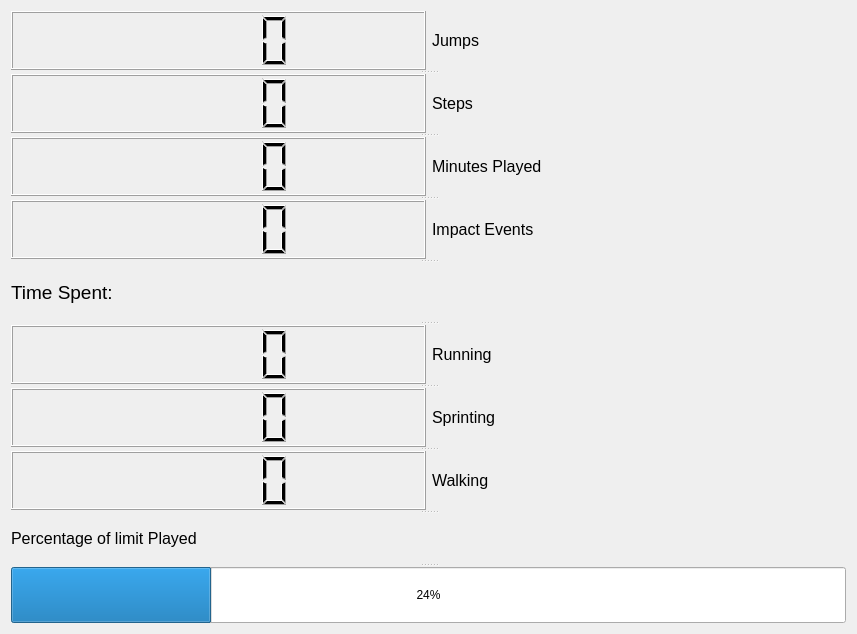
This is GUI/playerStats.ui in vasav123/LoadManager as Qt 5 draws it before an edit. The edited form follows.
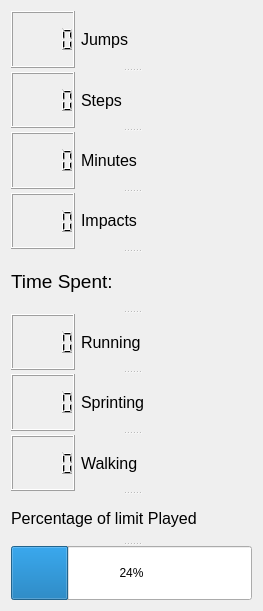
This is the edited form.

What changed in the file:
```diff
--- a/GUI/playerStats.ui
+++ b/GUI/playerStats.ui
@@ -6,8 +6,8 @@
    <rect>
     <x>0</x>
     <y>0</y>
-    <width>857</width>
-    <height>634</height>
+    <width>263</width>
+    <height>611</height>
    </rect>
   </property>
   <property name="sizePolicy">
@@ -28,7 +28,14 @@
      <widget class="QWidget" name="layoutWidget">
       <layout class="QHBoxLayout" name="horizontalLayout_7">
        <item>
-        <widget class="QLCDNumber" name="NumJumps"/>
+        <widget class="QLCDNumber" name="NumJumps">
+         <property name="sizePolicy">
+          <sizepolicy hsizetype="Maximum" vsizetype="Minimum">
+           <horstretch>0</horstretch>
+           <verstretch>0</verstretch>
+          </sizepolicy>
+         </property>
+        </widget>
        </item>
        <item>
         <widget class="QLabel" name="label_2">
@@ -47,7 +54,14 @@
      <widget class="QWidget" name="layoutWidget">
       <layout class="QHBoxLayout" name="horizontalLayout_6">
        <item>
-        <widget class="QLCDNumber" name="NumSteps"/>
+        <widget class="QLCDNumber" name="NumSteps">
+         <property name="sizePolicy">
+          <sizepolicy hsizetype="Maximum" vsizetype="Minimum">
+           <horstretch>0</horstretch>
+           <verstretch>0</verstretch>
+          </sizepolicy>
+         </property>
+        </widget>
        </item>
        <item>
         <widget class="QLabel" name="label">
@@ -66,7 +80,14 @@
      <widget class="QWidget" name="layoutWidget">
       <layout class="QHBoxLayout" name="horizontalLayout_5">
        <item>
-        <widget class="QLCDNumber" name="NumMinutes"/>
+        <widget class="QLCDNumber" name="NumMinutes">
+         <property name="sizePolicy">
+          <sizepolicy hsizetype="Maximum" vsizetype="Minimum">
+           <horstretch>0</horstretch>
+           <verstretch>0</verstretch>
+          </sizepolicy>
+         </property>
+        </widget>
        </item>
        <item>
         <widget class="QLabel" name="label_5">
@@ -76,7 +97,7 @@
           </font>
          </property>
          <property name="text">
-          <string>Minutes Played</string>
+          <string>Minutes</string>
          </property>
          <property name="wordWrap">
           <bool>true</bool>
@@ -88,7 +109,14 @@
      <widget class="QWidget" name="layoutWidget">
       <layout class="QHBoxLayout" name="horizontalLayout_4">
        <item>
-        <widget class="QLCDNumber" name="NumImpacts"/>
+        <widget class="QLCDNumber" name="NumImpacts">
+         <property name="sizePolicy">
+          <sizepolicy hsizetype="Maximum" vsizetype="Minimum">
+           <horstretch>0</horstretch>
+           <verstretch>0</verstretch>
+          </sizepolicy>
+         </property>
+        </widget>
        </item>
        <item>
         <widget class="QLabel" name="label_3">
@@ -112,7 +140,7 @@
           </font>
          </property>
          <property name="text">
-          <string>Impact Events       </string>
+          <string>Impacts</string>
          </property>
          <property name="scaledContents">
           <bool>true</bool>
@@ -137,7 +165,14 @@
      <widget class="QWidget" name="layoutWidget">
       <layout class="QHBoxLayout" name="horizontalLayout">
        <item>
-        <widget class="QLCDNumber" name="NumRun"/>
+        <widget class="QLCDNumber" name="NumRun">
+         <property name="sizePolicy">
+          <sizepolicy hsizetype="Maximum" vsizetype="Minimum">
+           <horstretch>0</horstretch>
+           <verstretch>0</verstretch>
+          </sizepolicy>
+         </property>
+        </widget>
        </item>
        <item>
         <widget class="QLabel" name="label_7">
@@ -159,7 +194,14 @@
      <widget class="QWidget" name="layoutWidget">
       <layout class="QHBoxLayout" name="horizontalLayout_2">
        <item>
-        <widget class="QLCDNumber" name="NumSprint"/>
+        <widget class="QLCDNumber" name="NumSprint">
+         <property name="sizePolicy">
+          <sizepolicy hsizetype="Maximum" vsizetype="Minimum">
+           <horstretch>0</horstretch>
+           <verstretch>0</verstretch>
+          </sizepolicy>
+         </property>
+        </widget>
        </item>
        <item>
         <widget class="QLabel" name="label_8">
@@ -181,7 +223,14 @@
      <widget class="QWidget" name="layoutWidget">
       <layout class="QHBoxLayout" name="horizontalLayout_3">
        <item>
-        <widget class="QLCDNumber" name="NumWalk"/>
+        <widget class="QLCDNumber" name="NumWalk">
+         <property name="sizePolicy">
+          <sizepolicy hsizetype="Maximum" vsizetype="Minimum">
+           <horstretch>0</horstretch>
+           <verstretch>0</verstretch>
+          </sizepolicy>
+         </property>
+        </widget>
        </item>
        <item>
         <widget class="QLabel" name="label_9">
```
